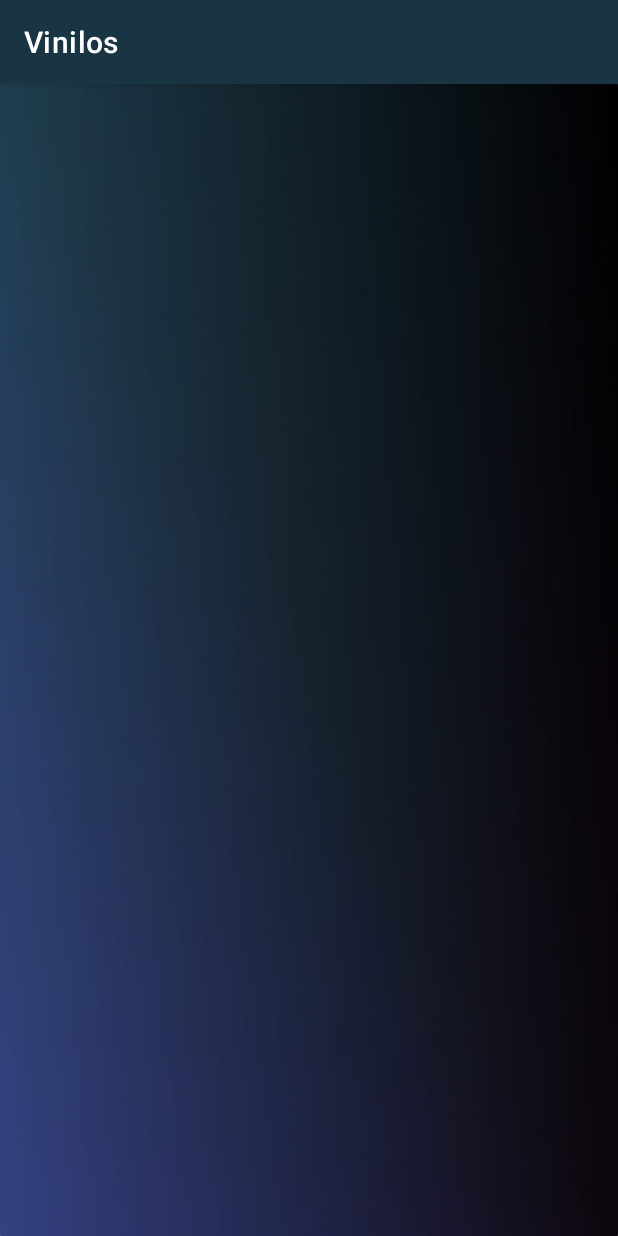
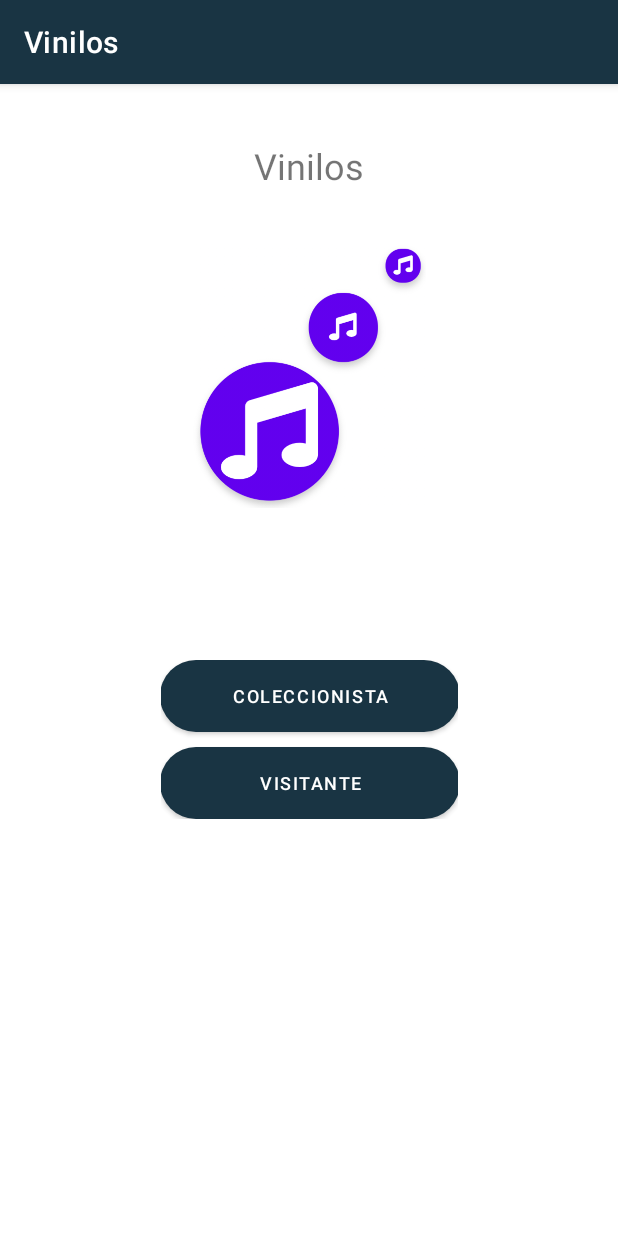
Before and after one commit to manuel-morales-sa/-MISW4203-Vinilos, an Android app: the screen it shows after launch (MainActivity), on a phone screen of 412 x 824 dp. Run offline under Robolectric (Android 15) with nearby library versions, the phone set to English and light mode, and no system bars; Roboto replaces fonts that are not available here.

Commit message:
format 2

```diff
--- a/app/src/main/java/com/example/vinilos/ui/main/view/MainActivity.kt
+++ b/app/src/main/java/com/example/vinilos/ui/main/view/MainActivity.kt
@@ -1,5 +1,6 @@
 package com.example.vinilos.ui.main.view
 
+import android.content.Intent
 import androidx.appcompat.app.AppCompatActivity
 import android.os.Bundle
 import com.example.vinilos.ui.main.adapter.MainAdapter
@@ -19,7 +20,26 @@ import com.vinylsMobile.vinylsapplication.utils.Status
 
 
 class MainActivity : AppCompatActivity() {
-    private lateinit var mainViewModel: MainViewModel
+    private lateinit var binding : ActivityMainBinding
+
+    override fun onCreate(savedInstanceState: Bundle?) {
+        super.onCreate(savedInstanceState)
+        binding = ActivityMainBinding.inflate(layoutInflater)
+        setContentView(binding.root)
+
+        binding.collectorButton.setOnClickListener {
+            //val intent = Intent(this, AlbumsListActivity::class.java)
+            startActivity(intent)
+        }
+
+        binding.visitorButton.setOnClickListener {
+            //val intent = Intent(this, AlbumsListActivity::class.java)
+            startActivity(intent)
+        }
+
+    }
+}
+    /*private lateinit var mainViewModel: MainViewModel
     private lateinit var adapter: MainAdapter
     private lateinit var binding: ActivityMainBinding
 
@@ -51,16 +71,16 @@ class MainActivity : AppCompatActivity() {
                 when (resource.status) {
                     Status.SUCCESS -> {
                         binding.recyclerView.visibility = View.VISIBLE
-                        binding.progressBar.visibility = View.GONE
+                        //binding.progressBar.visibility = View.GONE
                         resource.data?.let { albums -> retrieveList(albums) }
                     }
                     Status.ERROR-> {
                         binding.recyclerView.visibility = View.VISIBLE
-                        binding.progressBar.visibility = View.GONE
+                        //binding.progressBar.visibility = View.GONE
                         Toast.makeText(this, it.message, Toast.LENGTH_LONG).show()
                     }
                     Status.LOADING -> {
-                        binding.progressBar.visibility = View.VISIBLE
+                        //binding.progressBar.visibility = View.VISIBLE
                         binding.recyclerView.visibility = View.GONE
                     }
                 }
@@ -82,4 +102,4 @@ class MainActivity : AppCompatActivity() {
             notifyDataSetChanged()
         }
     }
-}
+}*/
--- a/app/src/main/res/layout/activity_main.xml
+++ b/app/src/main/res/layout/activity_main.xml
@@ -2,9 +2,9 @@
 <androidx.constraintlayout.widget.ConstraintLayout xmlns:android="http://schemas.android.com/apk/res/android"
     xmlns:app="http://schemas.android.com/apk/res-auto"
     xmlns:tools="http://schemas.android.com/tools"
+    android:id="@+id/viewRoot"
     android:layout_width="match_parent"
     android:layout_height="match_parent"
-    android:background="@drawable/base"
     tools:context="com.example.vinilos.ui.main.view.MainActivity">
 
     <androidx.recyclerview.widget.RecyclerView
@@ -13,13 +13,84 @@
         android:layout_height="match_parent"
         android:visibility="gone" />
 
-    <ProgressBar
+    <!--<ProgressBar
         android:id="@+id/progressBar"
         android:layout_width="73dp"
         android:layout_height="60dp"
         app:layout_constraintBottom_toBottomOf="parent"
         app:layout_constraintEnd_toEndOf="parent"
         app:layout_constraintStart_toStartOf="parent"
-        app:layout_constraintTop_toTopOf="parent" />
+        app:layout_constraintTop_toTopOf="parent" />-->
 
+    <TextView
+        android:id="@+id/textView"
+        android:layout_width="0dp"
+        android:layout_height="36dp"
+        android:layout_marginLeft="15dp"
+        android:layout_marginRight="15dp"
+        android:fontFamily="sans-serif-thin"
+        android:padding="1dp"
+        android:text="@string/app_name"
+        android:textAlignment="center"
+        android:textSize="24sp"
+        android:textStyle="bold"
+        app:layout_constraintBottom_toBottomOf="parent"
+        app:layout_constraintEnd_toEndOf="parent"
+        app:layout_constraintHorizontal_bias="0.0"
+        app:layout_constraintStart_toStartOf="parent"
+        app:layout_constraintTop_toTopOf="parent"
+        app:layout_constraintVertical_bias="0.05" />
+
+    <ImageView
+        android:id="@+id/dice_image"
+        android:layout_width="155dp"
+        android:layout_height="193dp"
+        android:layout_gravity="center_horizontal"
+        android:contentDescription="@string/logo"
+        android:src="@drawable/login_image"
+        app:layout_constraintBottom_toBottomOf="parent"
+        app:layout_constraintEnd_toEndOf="parent"
+        app:layout_constraintStart_toStartOf="parent"
+        app:layout_constraintTop_toBottomOf="@+id/textView"
+        app:layout_constraintVertical_bias="0.05" />
+
+    <LinearLayout
+        android:layout_width="198dp"
+        android:layout_height="wrap_content"
+        android:orientation="vertical"
+        app:layout_constraintBottom_toBottomOf="parent"
+        app:layout_constraintEnd_toEndOf="parent"
+        app:layout_constraintStart_toStartOf="parent"
+        app:layout_constraintTop_toBottomOf="@+id/dice_image"
+        app:layout_constraintVertical_bias="0.25">
+
+        <Button
+            android:id="@+id/collector_button"
+            android:layout_width="200dp"
+            android:layout_height="48dp"
+            android:layout_gravity="center"
+            android:background="@drawable/login_button"
+            android:text="@string/collector"
+            android:textAllCaps="true"
+            android:textColor="#FFFFFF"
+            android:textSize="12sp" />
+
+        <Button
+            android:id="@+id/visitor_button"
+            android:layout_width="200dp"
+            android:layout_height="48dp"
+            android:layout_gravity="center"
+            android:layout_marginTop="10dp"
+            android:background="@drawable/login_button"
+            android:text="@string/visitor"
+            android:textAllCaps="true"
+            android:textColor="#FFFFFF"
+            android:textSize="12sp" />
+    </LinearLayout>
+
+    <androidx.constraintlayout.widget.Barrier
+        android:id="@+id/barrier2"
+        android:layout_width="wrap_content"
+        android:layout_height="wrap_content"
+        app:barrierDirection="left" />
 </androidx.constraintlayout.widget.ConstraintLayout>
```
